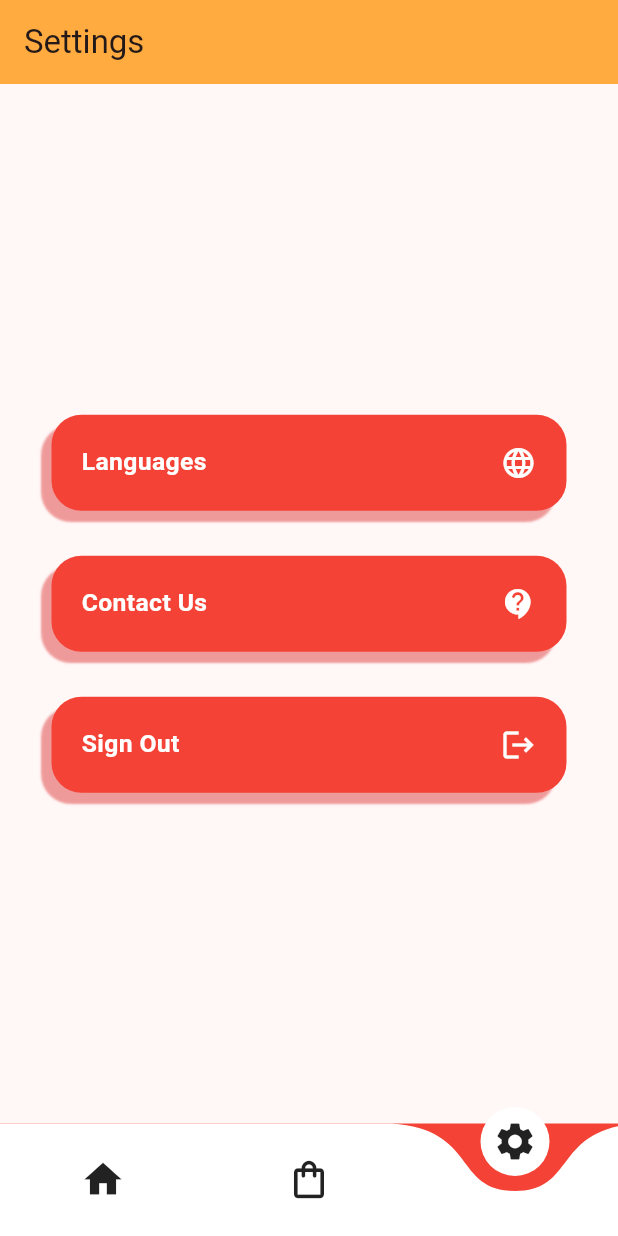
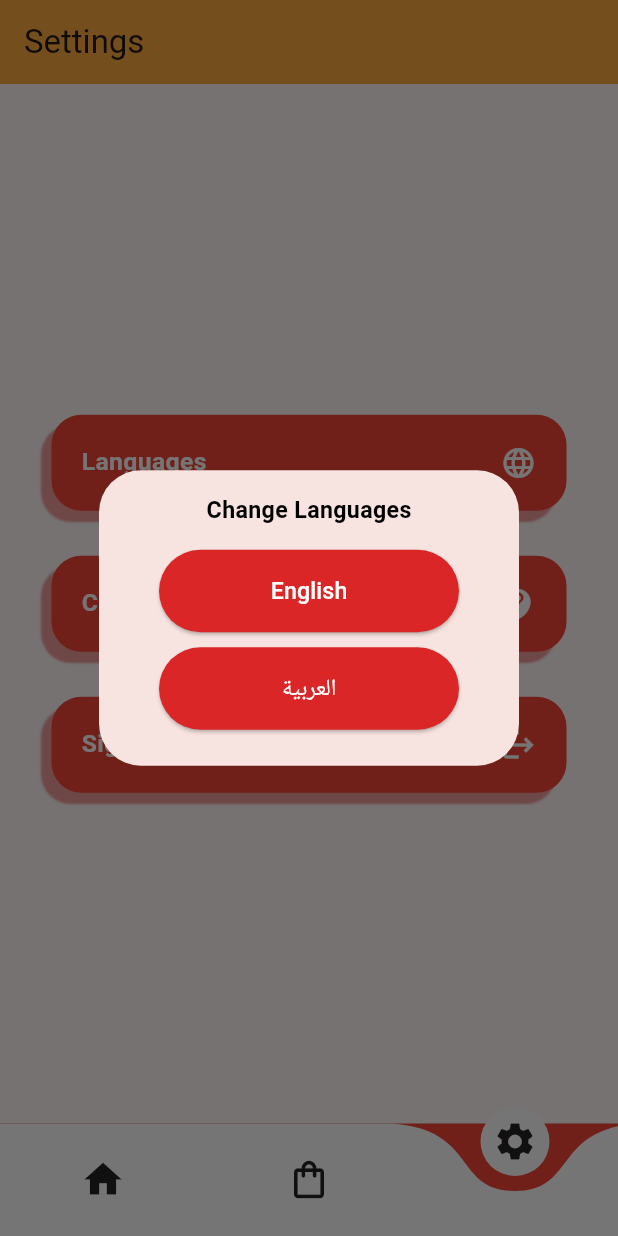
Before and after one commit to a7mdhanini/testing, a Flutter app: the screen it shows after launch, item 3 of the bottom bar chosen, after a tap on "Languages", on a phone screen of 412 x 824 dp. Run offline on Flutter 3.47's test engine with Material 3 defaults, Android fonts, the phone set to English and light mode, and no system bars; drawn by our look-alikes of curved_navigation_bar; our stand-ins replace firebase_core, get; accounts and stored records are empty; network calls fail.

Commit message:
Language Dialog

```diff
--- /dev/null
+++ b/lib/components/languages_dialog.dart
@@ -0,0 +1,37 @@
+import 'package:flutter/material.dart';
+import 'package:testing/components/my_button.dart';
+import 'package:testing/constants/app_colors.dart';
+import 'package:testing/constants/app_sizes.dart';
+
+void languagesDialog(BuildContext context) {
+  showDialog(
+    context: context,
+    builder: (_) {
+      return AlertDialog(
+        content: Column(
+          mainAxisSize: MainAxisSize.min,
+          children: [
+            Text(
+              'Change Languages',
+              style: TextStyle(
+                fontSize: Sizes.allSizes(context) / 80,
+                color: AppColors.black,
+                fontWeight: FontWeight.bold,
+              ),
+            ),
+            const SizedBox(height: 15),
+            MyButton(
+              title: 'English',
+              onPressed: () {},
+            ),
+            const SizedBox(height: 10),
+            MyButton(
+              title: 'العربية',
+              onPressed: () {},
+            ),
+          ],
+        ),
+      );
+    },
+  );
+}
--- a/lib/pages/settings_pages/settings_page.dart
+++ b/lib/pages/settings_pages/settings_page.dart
@@ -1,4 +1,5 @@
 import 'package:flutter/material.dart';
+import 'package:testing/components/languages_dialog.dart';
 import 'package:testing/components/my_app_bar.dart';
 import 'package:testing/components/my_settings_button.dart';
 
@@ -20,7 +21,9 @@ class SettingsPage extends StatelessWidget {
           mainAxisAlignment: MainAxisAlignment.center,
           children: [
             MySettingsButton(
-              onTap: () {},
+              onTap: () {
+                languagesDialog(context);
+              },
               title: 'Languages',
               icon: Icons.language,
             ),
```
